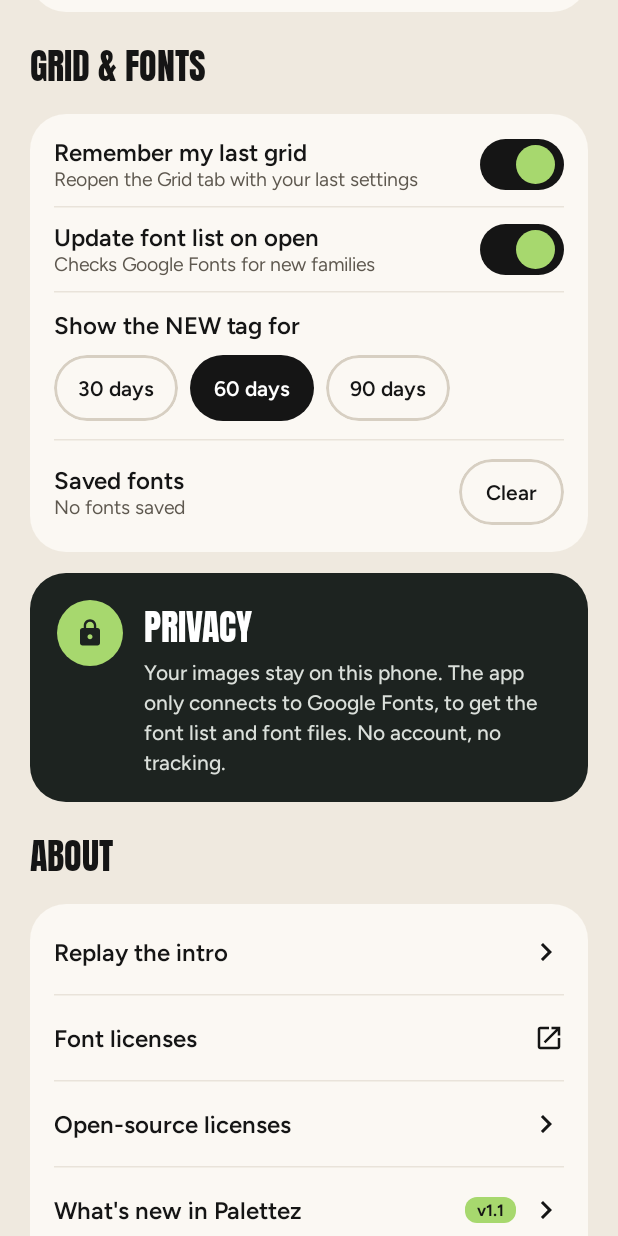
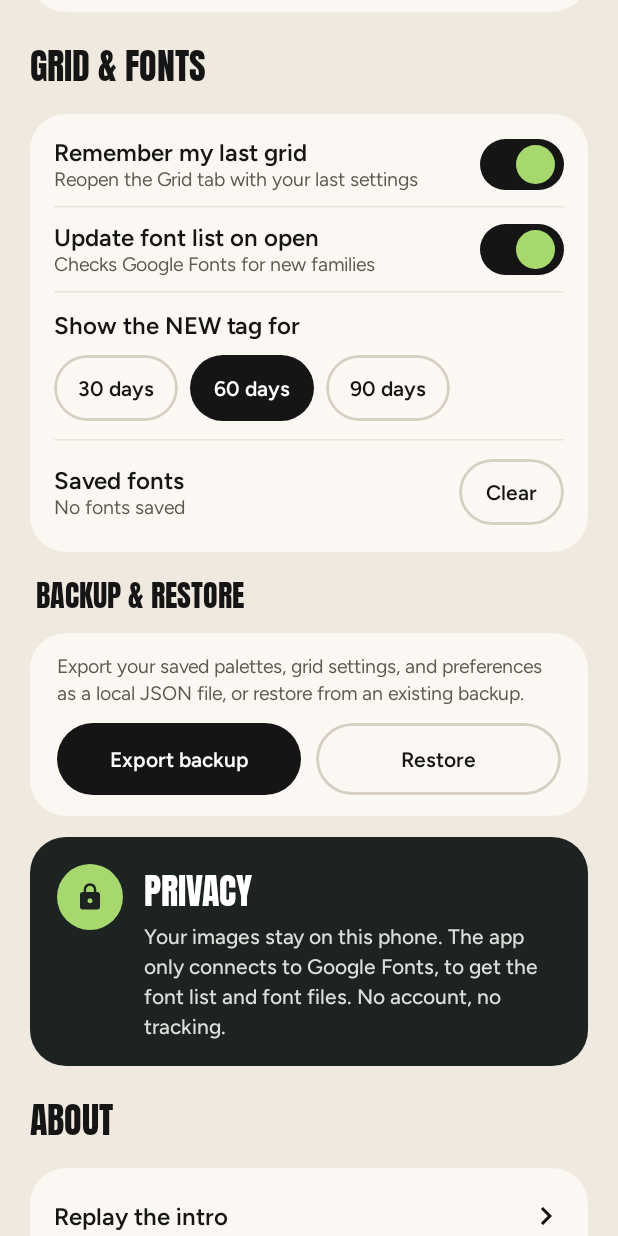
Before and after one commit to chasetech56/Palettez, an Android app built with Jetpack Compose: the composable SettingsScreen shown on its own in the app's theme, scrolled down 576 dp, on a phone screen of 412 x 824 dp. Run offline under Robolectric (Android 15) with nearby library versions, the phone set to English and light mode, and no system bars.

Commit message:
Add local JSON Backup & Restore in Settings

```diff
--- a/android/app/src/main/java/app/palettez/settings/SettingsScreen.kt
+++ b/android/app/src/main/java/app/palettez/settings/SettingsScreen.kt
@@ -2,6 +2,8 @@ package app.palettez.settings
 
 import android.content.Intent
 import android.net.Uri
+import androidx.activity.compose.rememberLauncherForActivityResult
+import androidx.activity.result.contract.ActivityResultContracts
 import androidx.compose.animation.core.animateDpAsState
 import androidx.compose.foundation.background
 import androidx.compose.foundation.border
@@ -40,7 +42,14 @@ import androidx.compose.runtime.collectAsState
 import androidx.compose.runtime.getValue
 import androidx.compose.runtime.mutableStateOf
 import androidx.compose.runtime.remember
+import androidx.compose.runtime.rememberCoroutineScope
 import androidx.compose.runtime.setValue
+import kotlinx.coroutines.Dispatchers
+import kotlinx.coroutines.launch
+import kotlinx.coroutines.withContext
+import java.text.SimpleDateFormat
+import java.util.Date
+import java.util.Locale
 import androidx.compose.ui.Alignment
 import androidx.core.content.pm.PackageInfoCompat
 import androidx.compose.ui.Modifier
@@ -69,6 +78,7 @@ fun SettingsScreen(
     onReplayIntro: () -> Unit,
     onOpenWhatsNew: () -> Unit = {},
     onCheckForUpdates: () -> Unit = {},
+    onBackupRestored: () -> Unit = {},
     modifier: Modifier = Modifier,
 ) {
     val context = LocalContext.current
@@ -76,8 +86,53 @@ fun SettingsScreen(
     val colors = PalettezTheme.colors
     val typography = PalettezTheme.typography
     val settings by vm.settings.collectAsState()
+    val scope = rememberCoroutineScope()
 
     var showLicensesDialog by remember { mutableStateOf(false) }
+
+    val exportBackupLauncher = rememberLauncherForActivityResult(
+        ActivityResultContracts.CreateDocument("application/json")
+    ) { uri ->
+        if (uri == null) return@rememberLauncherForActivityResult
+        scope.launch {
+            val ok = withContext(Dispatchers.IO) {
+                runCatching {
+                    val json = LocalBackupManager.exportBackupJson(context, settings)
+                    context.contentResolver.openOutputStream(uri)?.use { out ->
+                        out.write(json.toByteArray(Charsets.UTF_8))
+                    } ?: return@runCatching false
+                    true
+                }.getOrDefault(false)
+            }
+            message(if (ok) "Backup saved to device" else "Couldn't write backup file")
+        }
+    }
+
+    val restoreBackupLauncher = rememberLauncherForActivityResult(
+        ActivityResultContracts.OpenDocument()
+    ) { uri ->
+        if (uri == null) return@rememberLauncherForActivityResult
+        scope.launch {
+            val summary = withContext(Dispatchers.IO) {
+                runCatching {
+                    val json = context.contentResolver.openInputStream(uri)?.bufferedReader()?.use { it.readText() }
+                        ?: return@runCatching null
+                    LocalBackupManager.restoreBackupJson(context, vm.repository, json)
+                }.getOrNull()
+            }
+            if (summary != null) {
+                onBackupRestored()
+                val msg = if (summary.palettesRestored > 0) {
+                    "Restored settings & ${summary.palettesRestored} palette(s)"
+                } else {
+                    "Restored settings & grid"
+                }
+                message(msg)
+            } else {
+                message("Invalid or unreadable Palettez backup file")
+            }
+        }
+    }
 
     LaunchedEffect(Unit) {
         vm.refreshCacheSize()
@@ -431,6 +486,69 @@ fun SettingsScreen(
             }
         }
 
+        // 3.5 BACKUP & RESTORE
+        Column(verticalArrangement = Arrangement.spacedBy(10.dp)) {
+            Text(
+                text = "BACKUP & RESTORE",
+                style = typography.section.copy(fontSize = 20.sp),
+                color = colors.ink,
+                modifier = Modifier.padding(horizontal = 4.dp)
+            )
+            Column(
+                modifier = Modifier
+                    .fillMaxWidth()
+                    .clip(RoundedCornerShape(24.dp))
+                    .background(colors.surface)
+                    .padding(horizontal = 18.dp, vertical = 14.dp),
+                verticalArrangement = Arrangement.spacedBy(12.dp)
+            ) {
+                Text(
+                    text = "Export your saved palettes, grid settings, and preferences as a local JSON file, or restore from an existing backup.",
+                    style = typography.caption.copy(color = colors.inkSecondary, fontSize = 13.sp, lineHeight = 18.sp),
+                )
+                Row(
+                    modifier = Modifier.fillMaxWidth(),
+                    horizontalArrangement = Arrangement.spacedBy(10.dp)
+                ) {
+                    Box(
+                        modifier = Modifier
+                            .weight(1f)
+                            .height(48.dp)
+                            .clip(RoundedCornerShape(24.dp))
+                            .background(colors.ink)
+                            .clickable {
+                                val stamp = SimpleDateFormat("yyyy-MM-dd", Locale.US).format(Date())
+                                exportBackupLauncher.launch("palettez-backup-$stamp.json")
+                            },
+                        contentAlignment = Alignment.Center
+                    ) {
+                        Text(
+                            text = "Export backup",
+                            style = typography.body.copy(fontWeight = FontWeight.SemiBold, fontSize = 14.sp),
+                            color = colors.onInk,
+                        )
+                    }
+                    Box(
+                        modifier = Modifier
+                            .weight(1f)
+                            .height(48.dp)
+                            .clip(RoundedCornerShape(24.dp))
+                            .border(1.5.dp, colors.line, RoundedCornerShape(24.dp))
+                            .clickable {
+                                restoreBackupLauncher.launch(arrayOf("application/json", "text/plain", "*/*"))
+                            },
+                        contentAlignment = Alignment.Center
+                    ) {
+                        Text(
+                            text = "Restore",
+                            style = typography.body.copy(fontWeight = FontWeight.SemiBold, fontSize = 14.sp),
+                            color = colors.ink,
+                        )
+                    }
+                }
+            }
+        }
+
         // 4. PRIVACY CARD
         Box(
             modifier = Modifier
--- a/android/app/src/main/java/app/palettez/ui/PalettezApp.kt
+++ b/android/app/src/main/java/app/palettez/ui/PalettezApp.kt
@@ -157,6 +157,9 @@ fun PalettezApp(
                                 toastState.show("You're on the latest build!")
                             }
                         }
+                    },
+                    onBackupRestored = {
+                        paletteViewModel.loadRecents()
                     }
                 )
             } else {
```
Also changed, not shown: android/app/src/main/java/app/palettez/palette/RecentPalettesRepository.kt (+18 -0 lines), android/app/src/main/java/app/palettez/settings/LocalBackupManager.kt (added, +200 -0 lines), 5 other files.
